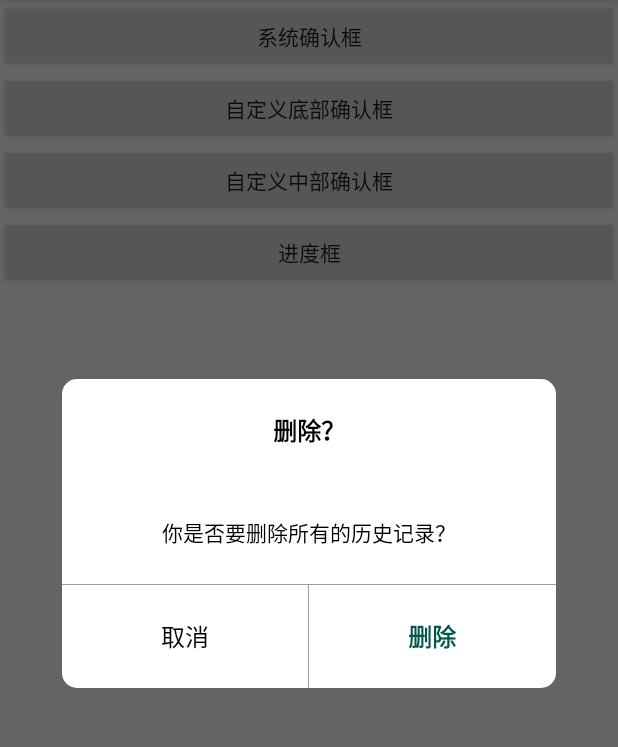
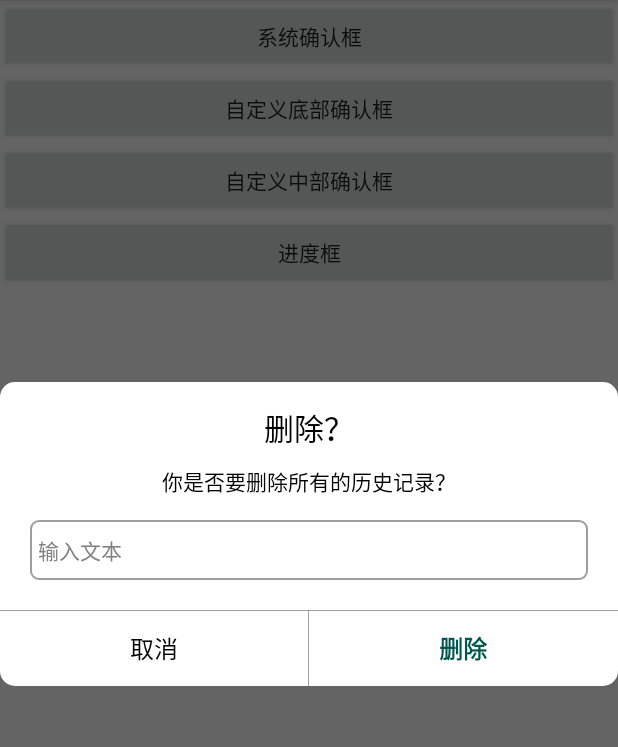
Before and after one commit to jsyjst/Yuan-SpeedDialog, an Android app: the screen it shows after launch (MainActivity), after a tap on "自定义中部确认框", on a phone screen of 412 x 824 dp, the part 84-831 px from its top. Run offline under Robolectric (Android 15) with nearby library versions, the phone set to English and light mode, and no system bars; libraries missing offline, so code that uses them is left out: com.pnikosis.materialishprogress; plain views replace ProgressWheel; 2 statements that could not run were skipped.

Commit message:
优化Dialog布局

```diff
--- a/app/src/main/java/com/example/yuan_dialog/dialog/SpeedDialog.java
+++ b/app/src/main/java/com/example/yuan_dialog/dialog/SpeedDialog.java
@@ -53,8 +53,9 @@ public class SpeedDialog extends Dialog implements View.OnClickListener {
     private int mProgressColor;
 
     public static final int NORMAL_TYPE = 0; //正常中间确认框
-    public static final int BOTTOM_SELECT_TYPE = 1; //底部选择框
-    public static final int PROGRESS_TYPE = 2;//加载框
+    public static final int PROGRESS_TYPE = 1;//加载框
+    public static final int INPUT_TYPE = 2; //输入框
+    public static final int BOTTOM_SELECT_TYPE = 2; //底部选择框
 
 
     public interface OnYuanClickListener {
@@ -62,17 +63,16 @@ public class SpeedDialog extends Dialog implements View.OnClickListener {
     }
 
 
-
     public SpeedDialog(@NonNull Context context) {
-        this(context,NORMAL_TYPE);
+        this(context, NORMAL_TYPE);
     }
 
-    public SpeedDialog(Context context, int dialogType){
+    public SpeedDialog(Context context, int dialogType) {
         super(context, R.style.MyDialog);   //设置自己的风格
         mDialogType = dialogType;
-        if(mDialogType == PROGRESS_TYPE){
+        if (mDialogType == PROGRESS_TYPE) {
             setCanceledOnTouchOutside(false);
-        }else {
+        } else {
             setCancelable(true);  //点击屏幕和返回键，dialog消失
         }
 
@@ -82,17 +82,17 @@ public class SpeedDialog extends Dialog implements View.OnClickListener {
     @Override
     protected void onCreate(Bundle savedInstanceState) {
         super.onCreate(savedInstanceState);
-        if(mDialogType == BOTTOM_SELECT_TYPE){
+        if (mDialogType == BOTTOM_SELECT_TYPE) {
             setContentView(R.layout.dialog_bottom);
-        }else {
+        } else {
             View parentPanel = LayoutInflater.from(getContext()).inflate(R.layout.dialog_center, null);
             setContentView(parentPanel);
             mNormalPanel = parentPanel.findViewById(R.id.normalPanel);
             mProgressPanel = parentPanel.findViewById(R.id.progressPanel);
-            mTitleTv = parentPanel.findViewById(R.id.dialogTitle);        //标题
-            mMessageTv = parentPanel.findViewById(R.id.dialogText);    //内容
-            mCancelBtn = parentPanel.findViewById(R.id.dialogCancel);    //取消
-            mSureBtn = parentPanel.findViewById(R.id.dialogSure);    //确定
+            mTitleTv = parentPanel.findViewById(R.id.dialogTitleTv);        //标题
+            mMessageTv = parentPanel.findViewById(R.id.dialogMessageTv);    //内容
+            mCancelBtn = parentPanel.findViewById(R.id.dialogCancelBtn);    //取消
+            mSureBtn = parentPanel.findViewById(R.id.dialogSureBtn);    //确定
             mProgressBar = parentPanel.findViewById(R.id.progressBar);//加载框
             mProgressTv = parentPanel.findViewById(R.id.progressTv);//加载文字
 
@@ -112,22 +112,23 @@ public class SpeedDialog extends Dialog implements View.OnClickListener {
     }
 
 
-
     @Override
     public void onClick(View v) {
-        switch (v.getId()){
-            case R.id.dialogCancel:
+        switch (v.getId()) {
+            case R.id.dialogCancelBtn:
                 cancel();
-                if(mCancelClickListener != null) mCancelClickListener.onClick(this);
+                if (mCancelClickListener != null) mCancelClickListener.onClick(this);
                 break;
-            case R.id.dialogSure:
+            case R.id.dialogSureBtn:
                 cancel();
-                if(mSureClickListener !=null) mSureClickListener.onClick(this);
+                if (mSureClickListener != null) mSureClickListener.onClick(this);
                 break;
             default:
                 break;
         }
-    }/**
+    }
+
+    /**
      * 重新该方法，使dialog适应屏幕的宽高
      */
     @Override
@@ -135,102 +136,89 @@ public class SpeedDialog extends Dialog implements View.OnClickListener {
         super.show();
         Window dialogWindow = this.getWindow();
         assert dialogWindow != null;
-
-        if(mDialogType == BOTTOM_SELECT_TYPE) {
+        if (mDialogType == BOTTOM_SELECT_TYPE) {
             dialogWindow.setGravity(Gravity.BOTTOM); //设置位置
             dialogWindow.setWindowAnimations(R.style.bottom_menu_animation);//设置动画
-            dialogWindow.setLayout(ViewGroup.LayoutParams.MATCH_PARENT,ViewGroup.LayoutParams.WRAP_CONTENT);
-        }else {
-            WindowManager.LayoutParams lp = dialogWindow.getAttributes();
-            //获取屏幕宽度
-            DisplayMetrics dm = new DisplayMetrics();
-            WindowManager wm = (WindowManager) getContext().getSystemService(Context.WINDOW_SERVICE);
-            assert wm != null;
-            wm.getDefaultDisplay().getMetrics(dm);
-            int screenWidth = dm.widthPixels;
-            //设置高宽
-            lp.width = (int) (screenWidth * 0.8); // 宽度
-            if(mDialogType == NORMAL_TYPE){
-                lp.height= (int) (screenWidth * 0.5);
-            }else {
-                lp.height= (int) (screenWidth * 0.4);
-            }
-            dialogWindow.setAttributes(lp);
+            dialogWindow.setLayout(ViewGroup.LayoutParams.MATCH_PARENT, ViewGroup.LayoutParams.WRAP_CONTENT);
         }
     }
 
     //设置标题
-    public SpeedDialog setTitle(String title){
+    public SpeedDialog setTitle(String title) {
         mTitleText = title;
-        if(mTitleTv != null&& mTitleText != null){
+        if (mTitleTv != null && mTitleText != null) {
             mTitleTv.setText(mTitleText);
         }
         return this;
     }
+
     //设置消息
-    public SpeedDialog setMessage(String text){
+    public SpeedDialog setMessage(String text) {
         mMessageText = text;
-        if(mMessageTv !=null && mMessageText != null){
+        if (mMessageTv != null && mMessageText != null) {
             mMessageTv.setText(mMessageText);
         }
         return this;
     }
 
     //设置取消按钮的文字
-    public SpeedDialog setCancelText(String cancel){
+    public SpeedDialog setCancelText(String cancel) {
         mCancelText = cancel;
-        if(mCancelText !=null&&mCancelBtn!= null){
+        if (mCancelText != null && mCancelBtn != null) {
             mCancelBtn.setText(mCancelText);
         }
         return this;
     }
+
     //设置确定按钮的文字
-    public SpeedDialog setSureText(String sure){
+    public SpeedDialog setSureText(String sure) {
         mSureText = sure;
-        if(mSureText !=null&&mSureBtn!= null){
+        if (mSureText != null && mSureBtn != null) {
             mSureBtn.setText(mSureText);
         }
         return this;
     }
+
     //设置确定按钮文字的颜色
-    public SpeedDialog setSureTextColor(int color){
+    public SpeedDialog setSureTextColor(int color) {
         mSureTextColor = color;
-        if(mSureBtn != null&&mSureTextColor != 0){
+        if (mSureBtn != null && mSureTextColor != 0) {
             mSureBtn.setTextColor(mSureTextColor);
         }
         return this;
     }
 
     //设置加载框的颜色
-    public SpeedDialog setProgressColor(int color){
+    public SpeedDialog setProgressColor(int color) {
         mProgressColor = color;
-        if(mProgressColor!= 0&&mProgressBar!=null){
+        if (mProgressColor != 0 && mProgressBar != null) {
             mProgressBar.setBarColor(color);
         }
         return this;
     }
-    public SpeedDialog setProgressText(String text){
+
+    public SpeedDialog setProgressText(String text) {
         mProgressText = text;
-        if(mProgressText!= null&&mProgressTv!=null){
+        if (mProgressText != null && mProgressTv != null) {
             mProgressTv.setText(mProgressText);
         }
         return this;
     }
 
     //设置确定按钮监听器
-    public SpeedDialog setSureClickListener(OnYuanClickListener sureClickListener){
+    public SpeedDialog setSureClickListener(OnYuanClickListener sureClickListener) {
         mSureClickListener = sureClickListener;
         return this;
     }
 
     //设置取消按钮监听器
-    public SpeedDialog setCancelClickListener(OnYuanClickListener cancelClickListener){
+    public SpeedDialog setCancelClickListener(OnYuanClickListener cancelClickListener) {
         mCancelClickListener = cancelClickListener;
         return this;
     }
 
-    private void showByDialogType(int dialogType){
-        switch (dialogType){
+    private void showByDialogType(int dialogType) {
+        switch (dialogType) {
             case NORMAL_TYPE:
                 mNormalPanel.setVisibility(View.VISIBLE);
                 mProgressPanel.setVisibility(View.GONE);
--- /dev/null
+++ b/app/src/main/res/drawable/bg_edit_text.xml
@@ -0,0 +1,10 @@
+<?xml version="1.0" encoding="utf-8"?>
+<shape xmlns:android="http://schemas.android.com/apk/res/android"
+    android:shape="rectangle">
+
+    <corners android:radius="5dp"/>
+    <solid android:color="@color/white"/>
+    <stroke android:color="@color/gray"
+        android:width="@dimen/dp_1"/>
+
+</shape>
--- a/app/src/main/res/layout/dialog_center.xml
+++ b/app/src/main/res/layout/dialog_center.xml
@@ -1,60 +1,75 @@
 <?xml version="1.0" encoding="utf-8"?>
-<LinearLayout xmlns:android="http://schemas.android.com/apk/res/android"
+<RelativeLayout xmlns:android="http://schemas.android.com/apk/res/android"
     xmlns:tools="http://schemas.android.com/tools"
+    xmlns:wheel="http://schemas.android.com/apk/res-auto"
     android:layout_width="match_parent"
     android:layout_height="match_parent"
-    xmlns:wheel="http://schemas.android.com/apk/res-auto"
-    android:background="@drawable/bg_dialog"
-    android:orientation="vertical">
+    android:background="@drawable/bg_dialog">
 
     <LinearLayout
         android:id="@+id/normalPanel"
-        android:visibility="gone"
         android:layout_width="match_parent"
-        android:layout_height="match_parent"
+        android:layout_height="wrap_content"
+        android:layout_centerInParent="true"
         android:orientation="vertical">
 
 
+        <TextView
+            android:id="@+id/dialogTitleTv"
+            android:layout_width="match_parent"
+            android:layout_height="wrap_content"
+            android:layout_marginTop="15dp"
+            android:gravity="center"
+            android:textColor="@android:color/primary_text_light"
+            android:textSize="@dimen/sp_20"
+            tools:text="标题"/>
+
+        <TextView
+            android:id="@+id/dialogMessageTv"
+            android:layout_width="match_parent"
+            android:layout_height="wrap_content"
+            android:gravity="center"
+            android:layout_marginTop="10dp"
+            android:textColor="@color/black"
+            android:textSize="@dimen/sp_14"
+            tools:text="确定要删除吗"/>
+
         <LinearLayout
+            android:id="@+id/inputPanel"
             android:layout_width="match_parent"
-            android:layout_height="@dimen/dp_0"
-            android:layout_weight="2"
+            android:layout_height="wrap_content"
             android:orientation="vertical">
 
+            <EditText
+                android:layout_width="match_parent"
+                android:layout_height="40dp"
+                android:layout_gravity="center_vertical"
+                android:layout_marginLeft="@dimen/dp_20"
+                android:layout_marginRight="@dimen/dp_20"
+                android:layout_marginTop="@dimen/dp_15"
+                android:background="@drawable/bg_edit_text"
+                android:paddingLeft="5dp"
+                android:paddingRight="5dp"
+                android:singleLine="true"
+                android:hint="输入文本"
+                android:textColor="@color/black"
+                android:textSize="@dimen/sp_14"/>
 
-            <TextView
-                android:id="@+id/dialogTitle"
-                android:layout_width="match_parent"
-                android:layout_height="0dp"
-                android:layout_weight="1"
-                android:gravity="center"
-                android:textColor="@android:color/primary_text_light"
-                android:textSize="@dimen/sp_16"
-                android:textStyle="bold" />
-
-            <TextView
-                android:id="@+id/dialogText"
-                android:layout_width="match_parent"
-                android:layout_height="0dp"
-                android:layout_weight="1"
-                android:gravity="center"
-                android:textColor="@color/black"
-                android:textSize="@dimen/sp_14" />
         </LinearLayout>
 
         <View
             android:layout_width="match_parent"
             android:layout_height="0.5dp"
-            android:background="@color/gray" />
+            android:background="@color/gray"
+            android:layout_marginTop="@dimen/dp_20"/>
 
         <LinearLayout
             android:layout_width="match_parent"
-            android:layout_height="0dp"
-            android:layout_weight="1"
+            android:layout_height="@dimen/dp_50"
             android:orientation="horizontal">
 
             <TextView
-                android:id="@+id/dialogCancel"
+                android:id="@+id/dialogCancelBtn"
                 android:layout_width="0dp"
                 android:layout_height="match_parent"
                 android:layout_gravity="center"
@@ -70,7 +85,7 @@
                 android:background="@color/gray" />
 
             <TextView
-                android:id="@+id/dialogSure"
+                android:id="@+id/dialogSureBtn"
                 android:layout_width="0dp"
                 android:layout_height="match_parent"
                 android:layout_gravity="center"
@@ -87,25 +102,28 @@
     <LinearLayout
         android:id="@+id/progressPanel"
         android:layout_width="match_parent"
-        android:layout_height="match_parent"
+        android:layout_height="wrap_content"
+        android:layout_centerInParent="true"
+        android:layout_marginTop="20dp"
         android:orientation="vertical"
-        android:layout_marginTop="20dp"
-        >
+        android:visibility="gone">
+
         <com.pnikosis.materialishprogress.ProgressWheel
             android:id="@+id/progressBar"
             android:layout_width="80dp"
             android:layout_height="80dp"
             android:layout_gravity="center"
             wheel:matProg_barColor="#5588FF"
-            wheel:matProg_progressIndeterminate="true"/>
+            wheel:matProg_progressIndeterminate="true" />
+
         <TextView
             android:id="@+id/progressTv"
             android:layout_width="wrap_content"
             android:layout_height="wrap_content"
             android:layout_gravity="center"
-            android:layout_marginTop="@dimen/dp_20"
+            android:layout_marginTop="@dimen/dp_15"
+            android:text="Loading"
             android:textColor="@color/black"
-            android:text="Loading"
-            android:textSize="@dimen/sp_20"/>
+            android:textSize="@dimen/sp_16" />
     </LinearLayout>
-</LinearLayout>
+</RelativeLayout>
```
